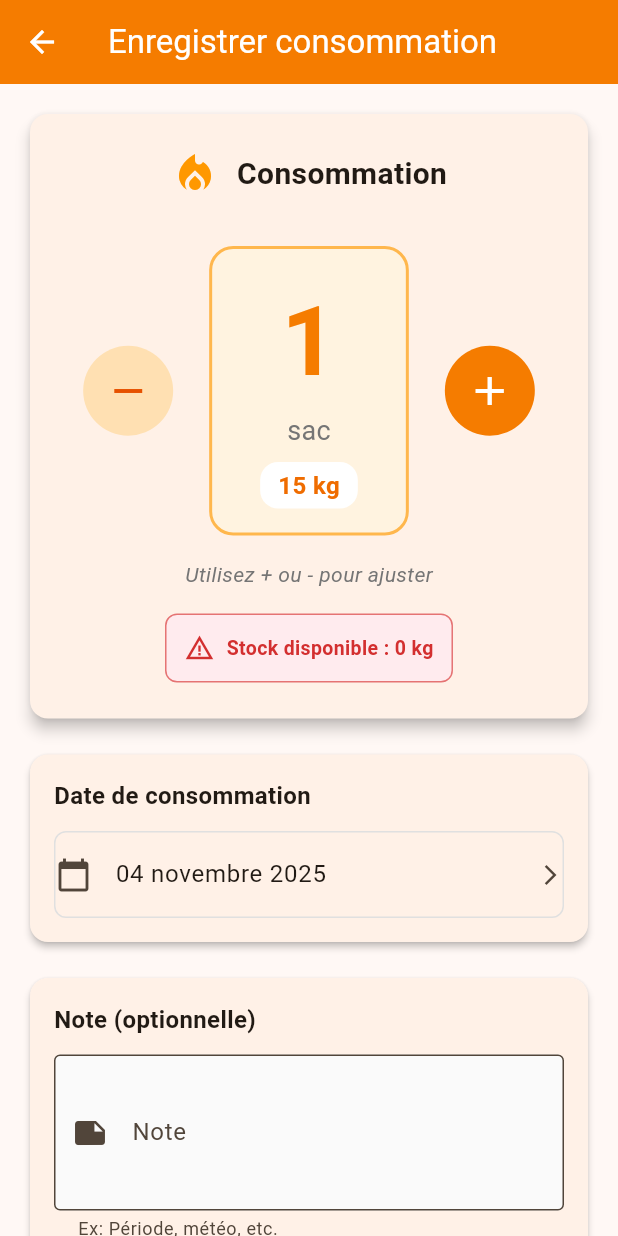
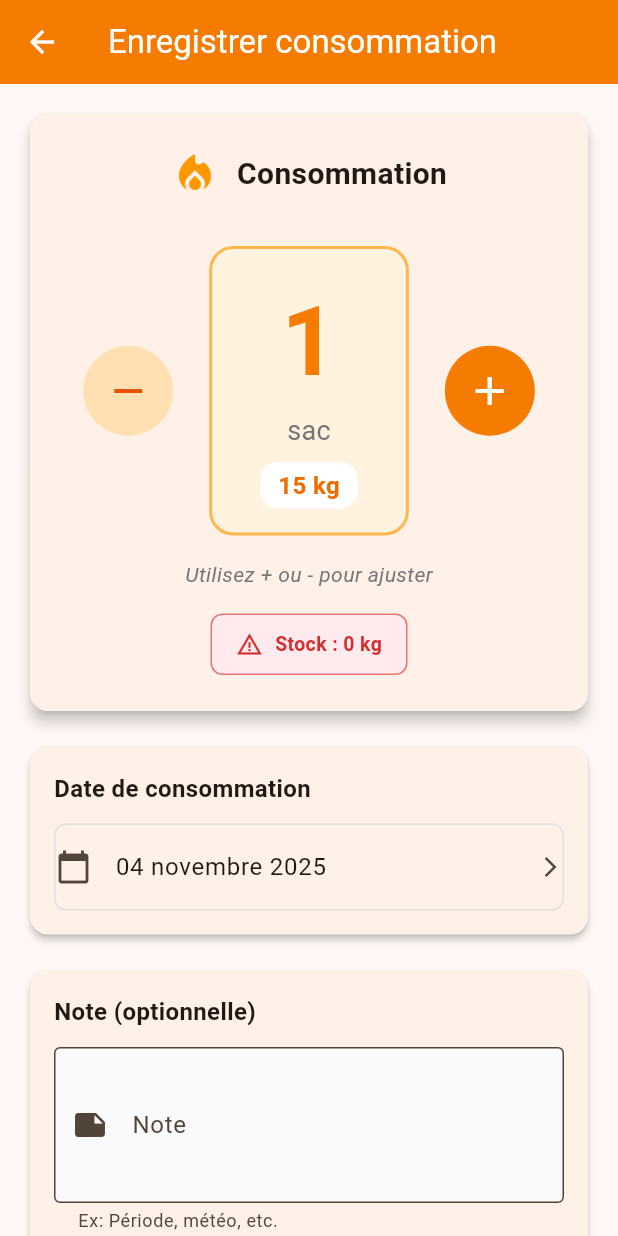
Before and after one commit to doz-technology/doz-technology.github.io, a Flutter app: the AddConsumptionScreen screen opened directly, on a phone screen of 412 x 824 dp. Run offline on Flutter 3.47's test engine with Material 3 defaults, Android fonts, the phone set to English and light mode, and no system bars; our stand-ins replace fl_chart, shared_preferences; accounts and stored records are empty.

Commit message:
Fix affichage indicateur de stock - centré et compact
- Centrage du badge de stock avec Center widget
- Réduction du padding et de la taille
- MainAxisSize.min pour éviter l'expansion
- Texte raccourci : 'Stock : X kg' au lieu de 'Stock disponible : X kg'
- Badge désormais compact et centré sous le compteur

```diff
--- a/pellet_tracker/lib/screens/add_consumption_screen.dart
+++ b/pellet_tracker/lib/screens/add_consumption_screen.dart
@@ -282,8 +282,12 @@ class _AddConsumptionScreenState extends State<AddConsumptionScreen> {
                       ),
                     ),
                     const SizedBox(height: 16),
-                    Container(
-                      padding: const EdgeInsets.all(12),
+                    Center(
+                      child: Container(
+                        padding: const EdgeInsets.symmetric(
+                          horizontal: 16,
+                          vertical: 10,
+                        ),
                         decoration: BoxDecoration(
                           color: (_numberOfBags * 15 > _currentStock)
                               ? Colors.red[50]
@@ -302,14 +306,14 @@ class _AddConsumptionScreenState extends State<AddConsumptionScreen> {
                               (_numberOfBags * 15 > _currentStock)
                                   ? Icons.warning_amber
                                   : Icons.inventory_2,
-                            size: 20,
+                              size: 18,
                               color: (_numberOfBags * 15 > _currentStock)
                                   ? Colors.red[700]
                                   : Colors.blue[700],
                             ),
                             const SizedBox(width: 8),
                             Text(
-                            'Stock disponible : ${_currentStock.toStringAsFixed(0)} kg',
+                              'Stock : ${_currentStock.toStringAsFixed(0)} kg',
                               style: TextStyle(
                                 fontSize: 13,
                                 fontWeight: FontWeight.w600,
@@ -319,6 +323,7 @@ class _AddConsumptionScreenState extends State<AddConsumptionScreen> {
                               ),
                             ),
                           ],
+                        ),
                       ),
                     ),
                   ],
```
Lines whose indentation alone changed are shown as unchanged.
